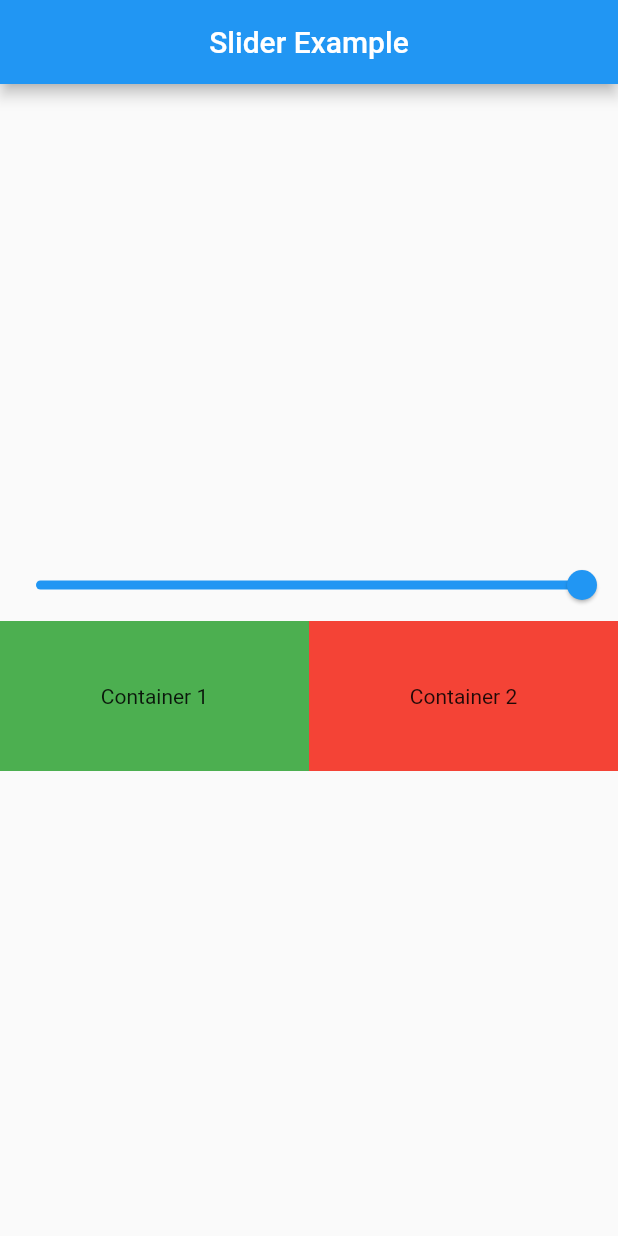
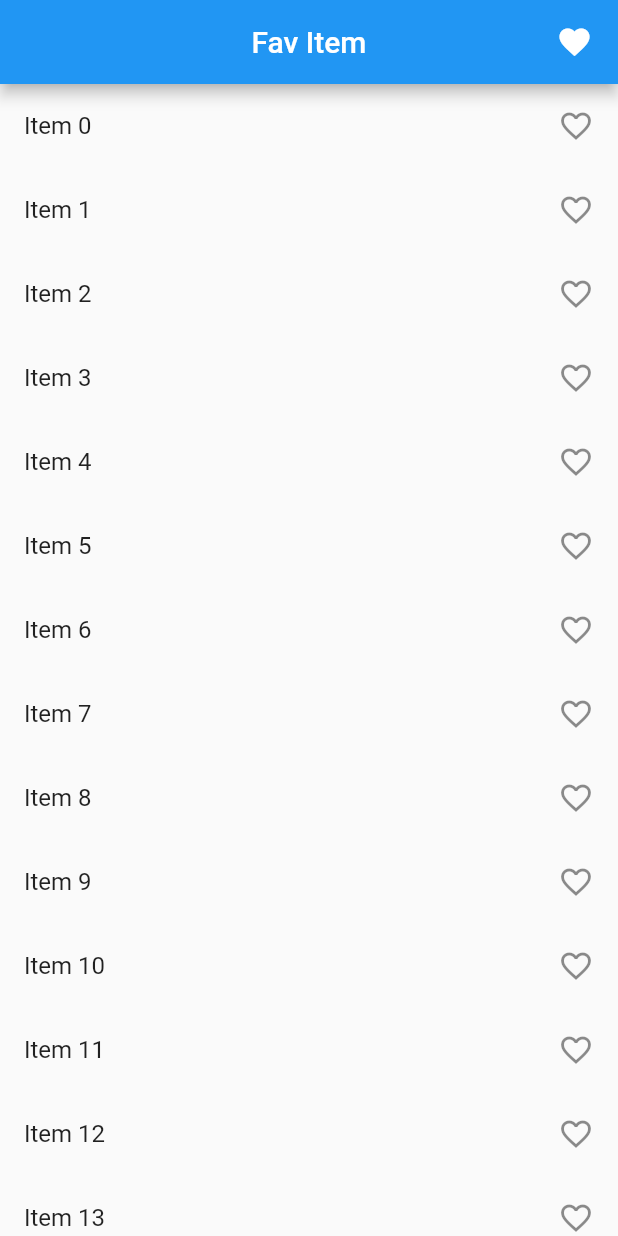
Before and after one commit to SyedMuhammadRehan/practice_provider, a Flutter app: the screen it shows after launch, on a phone screen of 412 x 824 dp. Run offline on Flutter 3.47's test engine with Material 2 defaults, Android fonts, the phone set to English and light mode, and no system bars.

Commit message:
favourite items update

```diff
--- a/lib/main.dart
+++ b/lib/main.dart
@@ -1,7 +1,8 @@
 import 'package:flutter/material.dart';
 import 'package:practice_provider/provider/count_provider.dart';
+import 'package:practice_provider/provider/favitem_provider.dart';
 import 'package:practice_provider/provider/slider_provider.dart';
-import 'package:practice_provider/screens/slider_second_example.dart';
+import 'package:practice_provider/screens/favourite/favitem_third_ex.dart';
 import 'package:provider/provider.dart';
 
 void main() {
@@ -22,8 +23,12 @@ class MyApp extends StatelessWidget {
         ChangeNotifierProvider(
           create: (_) => SliderProvider(),
         ),
+        ChangeNotifierProvider(
+          create: (_) => FavitemProvider(),
+        ),
       ],
       child: MaterialApp(
+          debugShowCheckedModeBanner: false,
           title: 'Flutter Demo',
           theme: ThemeData(
             // This is the theme of your application.
@@ -37,7 +42,7 @@ class MyApp extends StatelessWidget {
             // is not restarted.
             primarySwatch: Colors.blue,
           ),
-          home: const SliderExample()),
+          home: const FavItemExample()),
     );
   }
 }
--- /dev/null
+++ b/lib/provider/favitem_provider.dart
@@ -0,0 +1,15 @@
+import 'package:flutter/foundation.dart';
+
+class FavitemProvider with ChangeNotifier {
+  List<int> selecteditems = [];
+  List<int> get getitems => selecteditems;
+  void additems(int value) {
+    selecteditems.add(value);
+    notifyListeners();
+  }
+
+  void rmvitems(int value) {
+    selecteditems.remove(value);
+    notifyListeners();
+  }
+}
--- /dev/null
+++ b/lib/screens/favourite/favitem_third_ex.dart
@@ -0,0 +1,61 @@
+import 'package:flutter/material.dart';
+import 'package:practice_provider/provider/favitem_provider.dart';
+import 'package:practice_provider/screens/favourite/myfavitem.dart';
+import 'package:provider/provider.dart';
+
+class FavItemExample extends StatefulWidget {
+  const FavItemExample({super.key});
+
+  @override
+  State<FavItemExample> createState() => _FavItemExampleState();
+}
+
+class _FavItemExampleState extends State<FavItemExample> {
+  @override
+  Widget build(BuildContext context) {
+    return Scaffold(
+      appBar: AppBar(
+        title: const Text("Fav Item"),
+        actions: [
+          InkWell(
+            onTap: (() {
+              Navigator.push(context,
+                  MaterialPageRoute(builder: (_) => const MyfavItem()));
+            }),
+            child: const Icon(Icons.favorite),
+          ),
+          const SizedBox(
+            width: 17,
+          )
+        ],
+        centerTitle: true,
+      ),
+      body: Column(
+        children: [
+          Expanded(
+              child: ListView.builder(
+                  itemCount: 100,
+                  itemBuilder: (context, index) {
+                    return Consumer<FavitemProvider>(
+                        builder: ((context, value, child) {
+                      return ListTile(
+                        title: Text("Item $index"),
+                        trailing: InkWell(
+                            onTap: () {
+                              if (value.getitems.contains(index)) {
+                                value.rmvitems(index);
+                              } else {
+                                value.additems(index);
+                              }
+                            },
+                            child: Icon(value.getitems.contains(index)
+                                ? Icons.favorite
+                                : Icons.favorite_outline)),
+                      );
+                    }));
+                  }))
+        ],
+      ),
+    );
+  }
+}
```
Also changed, not shown: lib/screens/favourite/myfavitem.dart (added, +50 -0 lines).
